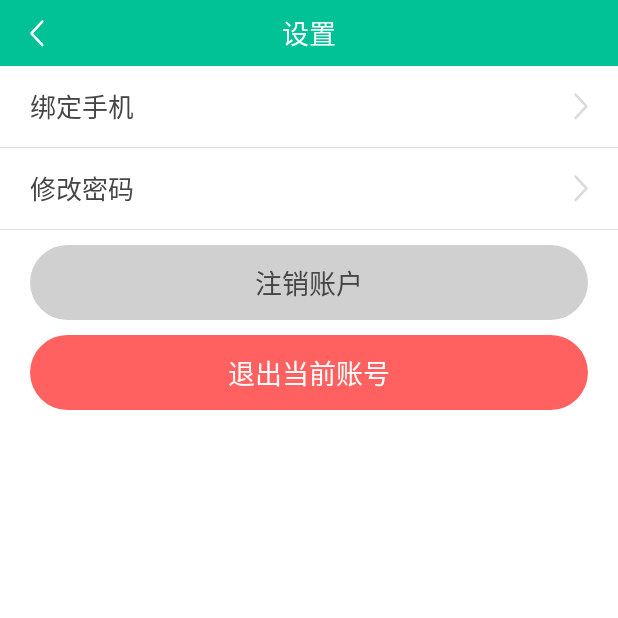
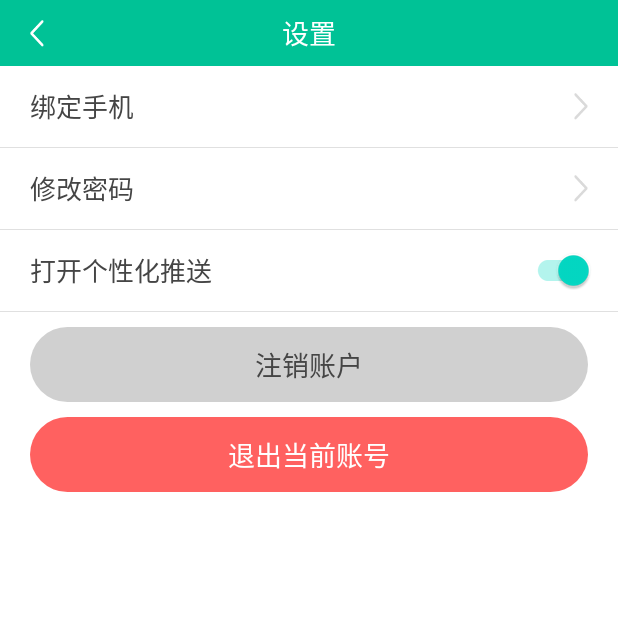
Before and after one commit to bbbayin/phonehelper, an Android app: the SettingActivity screen opened directly, with no data from a screen before it, on a phone screen of 412 x 824 dp, the top half of it. Run offline under Robolectric (Android 15) with nearby library versions, the phone set to English and light mode, and no system bars; our stand-ins replace ButterKnife; libraries missing offline, so code that uses them is left out: com.tencent.mm, rx.android.schedulers, rx.schedulers.

Commit message:
修改上架相关事项

```diff
--- a/app/src/main/java/com/mob/sms/activity/SettingActivity.java
+++ b/app/src/main/java/com/mob/sms/activity/SettingActivity.java
@@ -1,11 +1,14 @@
 package com.mob.sms.activity;
 
+import android.app.ProgressDialog;
 import android.content.Intent;
 import android.os.Bundle;
 import android.view.View;
+import android.widget.CompoundButton;
 import android.widget.Toast;
 
 import androidx.annotation.Nullable;
+import androidx.appcompat.widget.SwitchCompat;
 
 import com.mob.sms.R;
 import com.mob.sms.base.BaseActivity;
@@ -13,14 +16,21 @@ import com.mob.sms.dialog.CheckTipDialog;
 import com.mob.sms.network.RetrofitHelper;
 import com.mob.sms.rx.ExitEvent;
 import com.mob.sms.rx.RxBus;
+import com.mob.sms.utils.SPConstant;
 import com.mob.sms.utils.SPUtils;
 
+import butterknife.BindView;
 import butterknife.ButterKnife;
 import butterknife.OnClick;
 import rx.android.schedulers.AndroidSchedulers;
 import rx.schedulers.Schedulers;
 
 public class SettingActivity extends BaseActivity {
+    @BindView(R.id.toggle_push)
+    SwitchCompat toggle;
+    private ProgressDialog progressDialog;
+
+
     @Override
     protected void onCreate(@Nullable Bundle savedInstanceState) {
         super.onCreate(savedInstanceState);
@@ -28,9 +38,35 @@ public class SettingActivity extends BaseActivity {
         ButterKnife.bind(this);
         setStatusBar(getResources().getColor(R.color.green));
         initView();
+        toggle.setChecked(SPUtils.getBoolean(SPConstant.SP_PUSH, true));
+        toggle.setOnCheckedChangeListener(new CompoundButton.OnCheckedChangeListener() {
+            @Override
+            public void onCheckedChanged(CompoundButton buttonView, boolean isChecked) {
+                showProgress();
+                toggle.postDelayed(new Runnable() {
+                    @Override
+                    public void run() {
+                        dismissProgress();
+                    }
+                }, 2000);
+                SPUtils.getBoolean(SPConstant.SP_PUSH, isChecked);
+            }
+        });
     }
 
-    private void initView(){
+    private void showProgress() {
+        if (progressDialog == null)
+            progressDialog = new ProgressDialog(this);
+        progressDialog.show();
+    }
+
+    private void dismissProgress() {
+        if (progressDialog != null && progressDialog.isShowing()) {
+            progressDialog.dismiss();
+        }
+    }
+
+    private void initView() {
 
     }
 
--- a/app/src/main/java/com/mob/sms/application/MyApplication.java
+++ b/app/src/main/java/com/mob/sms/application/MyApplication.java
@@ -5,7 +5,6 @@ import android.content.Context;
 import android.content.pm.ApplicationInfo;
 
 import com.mob.sms.utils.ChannelUtil;
-import com.mob.sms.utils.KeepAlive;
 import com.mob.sms.utils.SPConstant;
 import com.mob.sms.utils.SPUtils;
 import com.tencent.mm.opensdk.openapi.IWXAPI;
@@ -36,9 +35,6 @@ public class MyApplication extends Application implements Observer {
 
     private void initSDK() {
         Channel = ChannelUtil.getChannel(this);
-        System.out.println("渠道好："+Channel);
-        KeepAlive.init(this);
-
         UMConfigure.setLogEnabled(true);
         UMConfigure.init(this, "6099327553b6726499f68bb7", Channel, UMConfigure.DEVICE_TYPE_PHONE, "");
 //        UMConfigure.init(this, "6099327553b6726499f68bb7", Channel, UMConfigure.DEVICE_TYPE_PHONE, "");
--- a/app/src/main/java/com/mob/sms/utils/SPConstant.java
+++ b/app/src/main/java/com/mob/sms/utils/SPConstant.java
@@ -34,5 +34,6 @@ public class SPConstant {
     public static String SP_SMS_FSJG = "sp_sms_fsjg"; //发送间隔
     public static String SP_SMS_CONTENT = "sp_sms_content"; //编辑短信内容
 
+    public static String SP_PUSH = "sp_push";
     public static String SP_USER_PERMISSION_OK = "sp_user_permission";// 用户隐私协议是否允许了
 }
--- a/app/src/main/res/layout/activity_setting.xml
+++ b/app/src/main/res/layout/activity_setting.xml
@@ -3,32 +3,32 @@
     xmlns:app="http://schemas.android.com/apk/res-auto"
     xmlns:tools="http://schemas.android.com/tools"
     android:layout_width="match_parent"
+    android:layout_height="match_parent"
+    android:background="@color/white"
     android:fitsSystemWindows="true"
-    android:background="@color/white"
-    android:orientation="vertical"
-    android:layout_height="match_parent">
+    android:orientation="vertical">
 
     <RelativeLayout
         android:layout_width="match_parent"
-        android:background="@color/green"
-        android:layout_height="44dp">
+        android:layout_height="44dp"
+        android:background="@color/green">
 
         <ImageView
             android:id="@+id/back"
             android:layout_width="wrap_content"
+            android:layout_height="match_parent"
             android:paddingHorizontal="20dp"
-            android:src="@mipmap/back_white"
             android:scaleType="centerInside"
-            android:layout_height="match_parent"/>
+            android:src="@mipmap/back_white" />
 
         <TextView
-            android:text="设置"
             android:layout_width="wrap_content"
             android:layout_height="match_parent"
             android:layout_centerInParent="true"
-            android:textSize="18sp"
+            android:gravity="center"
+            android:text="设置"
             android:textColor="@color/white"
-            android:gravity="center"/>
+            android:textSize="18sp" />
 
     </RelativeLayout>
 
@@ -39,26 +39,26 @@
 
         <TextView
             android:layout_width="wrap_content"
-            android:textSize="17sp"
-            android:textColor="@color/color_454545"
-            android:text="绑定手机"
+            android:layout_height="wrap_content"
             android:layout_centerVertical="true"
             android:layout_marginLeft="20dp"
-            android:layout_height="wrap_content"/>
+            android:text="绑定手机"
+            android:textColor="@color/color_454545"
+            android:textSize="17sp" />
 
         <ImageView
             android:layout_width="wrap_content"
-            android:background="@mipmap/right_arrow_grey"
+            android:layout_height="wrap_content"
             android:layout_alignParentRight="true"
             android:layout_centerVertical="true"
             android:layout_marginRight="20dp"
-            android:layout_height="wrap_content"/>
+            android:background="@mipmap/right_arrow_grey" />
     </RelativeLayout>
 
     <View
         android:layout_width="match_parent"
         android:layout_height="0.5dp"
-        android:background="@color/color_E0E0E0"/>
+        android:background="@color/color_E0E0E0" />
 
     <RelativeLayout
         android:id="@+id/modify_rl"
@@ -67,48 +67,75 @@
 
         <TextView
             android:layout_width="wrap_content"
-            android:textSize="17sp"
-            android:textColor="@color/color_454545"
-            android:text="修改密码"
+            android:layout_height="wrap_content"
             android:layout_centerVertical="true"
             android:layout_marginLeft="20dp"
-            android:layout_height="wrap_content"/>
+            android:text="修改密码"
+            android:textColor="@color/color_454545"
+            android:textSize="17sp" />
 
         <ImageView
             android:layout_width="wrap_content"
-            android:background="@mipmap/right_arrow_grey"
+            android:layout_height="wrap_content"
             android:layout_alignParentRight="true"
             android:layout_centerVertical="true"
             android:layout_marginRight="20dp"
-            android:layout_height="wrap_content"/>
+            android:background="@mipmap/right_arrow_grey" />
     </RelativeLayout>
 
     <View
         android:layout_width="match_parent"
         android:layout_height="0.5dp"
-        android:background="@color/color_E0E0E0"/>
+        android:background="@color/color_E0E0E0" />
+
+    <RelativeLayout
+        android:layout_width="match_parent"
+        android:layout_height="54dp">
+
+        <TextView
+            android:layout_width="wrap_content"
+            android:layout_height="wrap_content"
+            android:layout_centerVertical="true"
+            android:layout_marginLeft="20dp"
+            android:text="打开个性化推送"
+            android:textColor="@color/color_454545"
+            android:textSize="17sp" />
+
+        <androidx.appcompat.widget.SwitchCompat
+            android:id="@+id/toggle_push"
+            android:layout_width="wrap_content"
+            android:layout_height="wrap_content"
+            android:layout_alignParentRight="true"
+            android:layout_centerVertical="true"
+            android:layout_marginEnd="16dp" />
+    </RelativeLayout>
+
+    <View
+        android:layout_width="match_parent"
+        android:layout_height="0.5dp"
+        android:background="@color/color_E0E0E0" />
 
     <TextView
         android:id="@+id/zhuxiao"
         android:layout_width="match_parent"
+        android:layout_height="50dp"
         android:layout_marginHorizontal="20dp"
+        android:layout_marginTop="10dp"
+        android:background="@drawable/round_36_grey"
+        android:gravity="center"
         android:text="注销账户"
-        android:textSize="18sp"
-        android:layout_marginTop="10dp"
         android:textColor="@color/color_454545"
-        android:gravity="center"
-        android:background="@drawable/round_36_grey"
-        android:layout_height="50dp"/>
+        android:textSize="18sp" />
 
     <TextView
         android:id="@+id/exit"
         android:layout_width="match_parent"
+        android:layout_height="50dp"
         android:layout_marginHorizontal="20dp"
+        android:layout_marginTop="10dp"
+        android:background="@drawable/round_36_red"
+        android:gravity="center"
         android:text="退出当前账号"
-        android:textSize="18sp"
-        android:layout_marginTop="10dp"
         android:textColor="@color/white"
-        android:gravity="center"
-        android:background="@drawable/round_36_red"
-        android:layout_height="50dp"/>
+        android:textSize="18sp" />
 </LinearLayout>
```
Also changed, not shown: app/src/main/java/com/mob/sms/utils/KeepAlive.java (deleted, +0 -84 lines).
